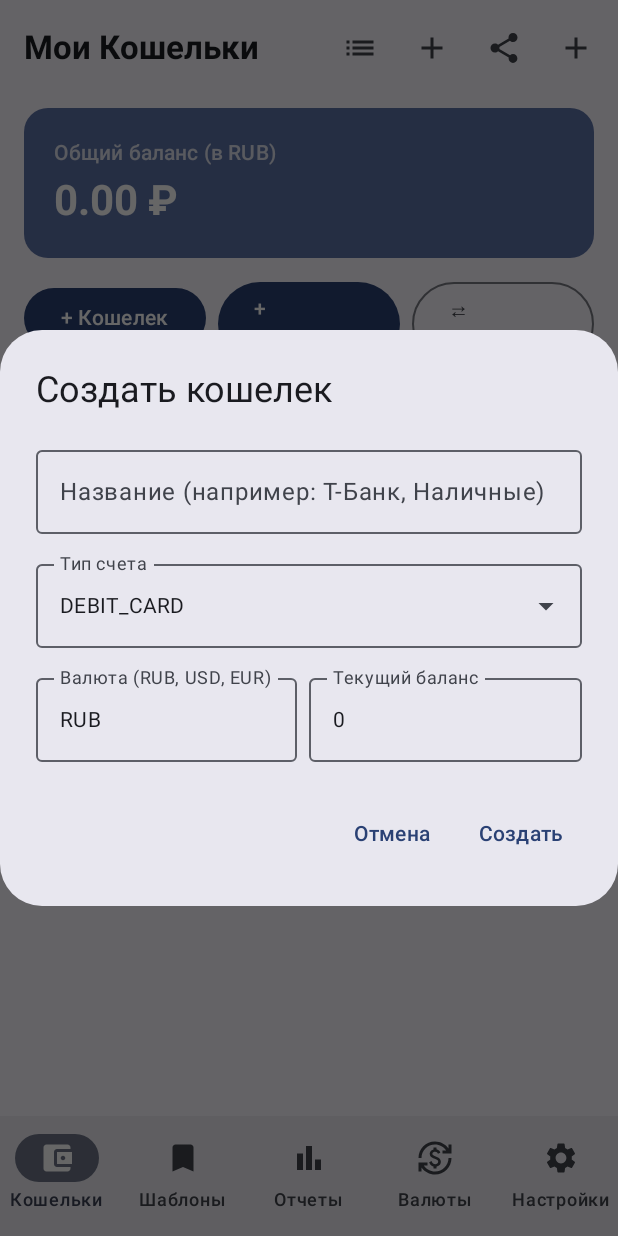
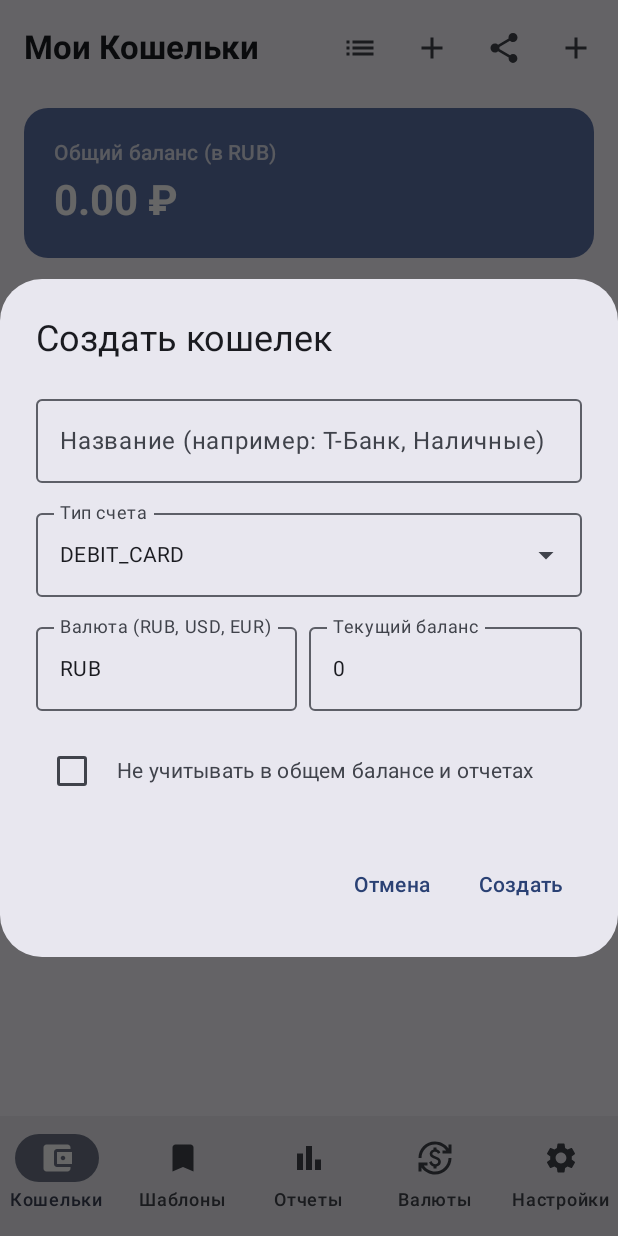
Before and after one commit to nikman/moneybox_next, an Android app built with Jetpack Compose: the WalletsScreen screen opened through its navigation route, after a tap on "+ Кошелек", on a phone screen of 412 x 824 dp. Run offline under Robolectric (Android 15) with nearby library versions, the phone set to English and light mode, and no system bars; our stand-ins replace Room's generated code.

Commit message:
Add support for excluding wallets from total balance and analytics
* Increment database version to 4 and add `excludeFromBalance` column to `WalletEntity`.
* Update `WalletsViewModel` to exclude flagged wallets from the total balance calculation and support the property in `createWallet`.
* Filter out excluded wallets and their transactions from totals, category breakdowns, trends, and monthly balances in `AnalyticsViewModel`.
* Add exclusion toggle checkbox in `AddWalletDialog` when creating or editing a wallet.
* Update `WalletCard` in `WalletsScreen` to show a lock icon indicator and dimmed styling for excluded wallets.

```diff
--- a/core/database/src/main/java/com/niku/moneybox/core/database/AppDatabase.kt
+++ b/core/database/src/main/java/com/niku/moneybox/core/database/AppDatabase.kt
@@ -17,10 +17,10 @@ import com.niku.moneybox.core.database.model.TransactionTagCrossRef
 import com.niku.moneybox.core.database.model.WalletEntity
 
 /**
- * Главный класс базы данных Room модуля :core:database (Версия 3).
+ * Главный класс базы данных Room модуля :core:database (Версия 4).
  *
  * Регистрирует сущности:
- * - [WalletEntity]
+ * - [WalletEntity] (версия 4: поле excludeFromBalance)
  * - [TransactionEntity]
  * - [CategoryEntity]
  * - [PaymentTemplateEntity]
@@ -36,7 +36,7 @@ import com.niku.moneybox.core.database.model.WalletEntity
         TagEntity::class,
         TransactionTagCrossRef::class
     ],
-    version = 3,
+    version = 4,
     exportSchema = false
 )
 @TypeConverters(RoomConverters::class)
--- a/features/analytics/src/main/java/com/niku/analytics/ui/AnalyticsViewModel.kt
+++ b/features/analytics/src/main/java/com/niku/analytics/ui/AnalyticsViewModel.kt
@@ -53,7 +53,7 @@ private val ChartPalette = listOf(
 )
 
 /**
- * ViewModel модуля аналитики с мультивалютным пересчетом данных.
+ * ViewModel модуля аналитики с мультивалютным пересчетом данных и фильтрацией скрытых счетов.
  */
 @OptIn(ExperimentalCoroutinesApi::class)
 class AnalyticsViewModel(
@@ -122,6 +122,20 @@ class AnalyticsViewModel(
         val defaultCurrency = flows[6] as String
         val rates = flows[7] as Map<String, Double>
 
+        // Исключаем скроенные кошельки и транзакции по ним
+        val excludedWalletIds = wallets.filter { it.excludeFromBalance }.map { it.id }.toSet()
+        val activeWallets = wallets.filter { !it.excludeFromBalance }
+
+        val activePeriodTransactions = periodTransactions.filter { tx ->
+            val wId = tx.fromWalletId ?: tx.toWalletId
+            wId == null || !excludedWalletIds.contains(wId)
+        }
+
+        val activeAllTransactions = allTransactions.filter { tx ->
+            val wId = tx.fromWalletId ?: tx.toWalletId
+            wId == null || !excludedWalletIds.contains(wId)
+        }
+
         val walletMap = wallets.associateBy { it.id }
         val categoryMap = categories.associateBy { it.id }
 
@@ -131,18 +145,18 @@ class AnalyticsViewModel(
             return CurrencyFormatter.convert(this.amount, currency, defaultCurrency, rates)
         }
 
-        // Расчет общих сумм за период в базовой валюте
-        val totalIncome = periodTransactions
+        // Расчет общих сумм только по активным счетам
+        val totalIncome = activePeriodTransactions
             .filter { it.type == TransactionType.INCOME }
             .sumOf { it.getAmountInDefault() }
 
-        val totalExpense = periodTransactions
+        val totalExpense = activePeriodTransactions
             .filter { it.type == TransactionType.EXPENSE }
             .sumOf { it.getAmountInDefault() }
 
         val netBalance = totalIncome - totalExpense
 
-        val filteredTransactions = periodTransactions.filter { it.type == type }
+        val filteredTransactions = activePeriodTransactions.filter { it.type == type }
         val targetTotal = if (type == TransactionType.INCOME) totalIncome else totalExpense
 
         val categoryGrouped = filteredTransactions.groupBy { it.categoryId }
@@ -165,8 +179,8 @@ class AnalyticsViewModel(
             )
         }.sortedByDescending { it.amount }
 
-        val trendPoints = calculateTrendPoints(periodTransactions, period, walletMap, defaultCurrency, rates)
-        val monthlyBalancePoints = calculate12MonthBalancePoints(wallets, allTransactions, defaultCurrency, rates)
+        val trendPoints = calculateTrendPoints(activePeriodTransactions, period, walletMap, defaultCurrency, rates)
+        val monthlyBalancePoints = calculate12MonthBalancePoints(activeWallets, activeAllTransactions, defaultCurrency, rates)
 
         AnalyticsUiState(
             selectedPeriod = period,
@@ -247,7 +261,6 @@ class AnalyticsViewModel(
 
         val walletMap = wallets.associateBy { it.id }
 
-        // Общий баланс всех кошельков в базовой валюте
         val currentTotalBalance = wallets.sumOf { wallet ->
             CurrencyFormatter.convert(wallet.balance, wallet.currency, defaultCurrency, rates)
         }
--- a/features/wallets/src/main/java/com/niku/wallets/ui/WalletsViewModel.kt
+++ b/features/wallets/src/main/java/com/niku/wallets/ui/WalletsViewModel.kt
@@ -29,7 +29,7 @@ import kotlinx.coroutines.flow.stateIn
 import kotlinx.coroutines.launch
 
 /**
- * Состояние UI для экрана управления кошельками (с поддержкой тегов).
+ * Состояние UI для экрана управления кошельками.
  */
 data class WalletsUiState(
     val wallets: List<WalletEntity> = emptyList(),
@@ -88,9 +88,12 @@ class WalletsViewModel(
 
         val transactions = txsWithTags.map { it.transaction }
 
-        val total = wallets.sumOf { wallet ->
-            CurrencyFormatter.convert(wallet.balance, wallet.currency, defaultCurrency, rates)
-        }
+        // Исключаем кошельки с флагом excludeFromBalance из общего итогового баланса
+        val total = wallets
+            .filter { !it.excludeFromBalance }
+            .sumOf { wallet ->
+                CurrencyFormatter.convert(wallet.balance, wallet.currency, defaultCurrency, rates)
+            }
 
         WalletsUiState(
             wallets = wallets,
@@ -184,7 +187,8 @@ class WalletsViewModel(
         name: String,
         type: WalletType,
         currency: String = "RUB",
-        initialBalance: Double = 0.0
+        initialBalance: Double = 0.0,
+        excludeFromBalance: Boolean = false
     ) {
         viewModelScope.launch {
             runCatching {
@@ -192,7 +196,8 @@ class WalletsViewModel(
                     name = name,
                     type = type,
                     currency = currency,
-                    balance = initialBalance
+                    balance = initialBalance,
+                    excludeFromBalance = excludeFromBalance
                 )
                 walletDao.insertWallet(wallet)
             }
@@ -313,9 +318,6 @@ class WalletsViewModel(
         }
     }
 
-    /**
-     * Умный импорт из CSV выписки.
-     */
     fun importCsv(context: Context, uri: Uri, onResult: (Boolean, String) -> Unit) {
         viewModelScope.launch {
             runCatching {
--- a/features/wallets/src/main/java/com/niku/wallets/ui/dialogs/AddWalletDialog.kt
+++ b/features/wallets/src/main/java/com/niku/wallets/ui/dialogs/AddWalletDialog.kt
@@ -1,5 +1,6 @@
 package com.niku.wallets.ui.dialogs
 
+import androidx.compose.foundation.clickable
 import androidx.compose.foundation.layout.Arrangement
 import androidx.compose.foundation.layout.Column
 import androidx.compose.foundation.layout.Row
@@ -7,10 +8,12 @@ import androidx.compose.foundation.layout.Spacer
 import androidx.compose.foundation.layout.fillMaxWidth
 import androidx.compose.foundation.layout.height
 import androidx.compose.foundation.layout.padding
+import androidx.compose.foundation.layout.width
 import androidx.compose.foundation.text.KeyboardOptions
 import androidx.compose.material.icons.Icons
 import androidx.compose.material.icons.filled.Delete
 import androidx.compose.material3.AlertDialog
+import androidx.compose.material3.Checkbox
 import androidx.compose.material3.DropdownMenuItem
 import androidx.compose.material3.ExperimentalMaterial3Api
 import androidx.compose.material3.ExposedDropdownMenuBox
@@ -34,7 +37,7 @@ import com.niku.moneybox.core.database.model.WalletEntity
 import com.niku.moneybox.core.database.model.WalletType
 
 /**
- * Диалоговое окно создания или редактирования кошелька с поддержкой удаления.
+ * Диалоговое окно создания или редактирования кошелька с возможностью исключения из общего баланса и отчетов.
  */
 @OptIn(ExperimentalMaterial3Api::class)
 @Composable
@@ -43,12 +46,13 @@ fun AddWalletDialog(
     defaultCurrency: String = "RUB",
     onDismiss: () -> Unit,
     onDelete: (() -> Unit)? = null,
-    onConfirm: (name: String, type: WalletType, currency: String, initialBalance: Double) -> Unit
+    onConfirm: (name: String, type: WalletType, currency: String, initialBalance: Double, excludeFromBalance: Boolean) -> Unit
 ) {
     var name by remember { mutableStateOf(initialWallet?.name ?: "") }
     var selectedType by remember { mutableStateOf(initialWallet?.type ?: WalletType.DEBIT_CARD) }
     var currency by remember { mutableStateOf(initialWallet?.currency ?: defaultCurrency) }
     var balanceText by remember { mutableStateOf(initialWallet?.balance?.toString() ?: "0") }
+    var excludeFromBalance by remember { mutableStateOf(initialWallet?.excludeFromBalance ?: false) }
     var expanded by remember { mutableStateOf(false) }
 
     var showDeleteConfirmDialog by remember { mutableStateOf(false) }
@@ -138,6 +142,26 @@ fun AddWalletDialog(
                         modifier = Modifier.weight(1f)
                     )
                 }
+
+                Spacer(modifier = Modifier.height(12.dp))
+
+                Row(
+                    modifier = Modifier
+                        .fillMaxWidth()
+                        .clickable { excludeFromBalance = !excludeFromBalance }
+                        .padding(vertical = 4.dp),
+                    verticalAlignment = Alignment.CenterVertically
+                ) {
+                    Checkbox(
+                        checked = excludeFromBalance,
+                        onCheckedChange = { excludeFromBalance = it }
+                    )
+                    Spacer(modifier = Modifier.width(6.dp))
+                    Text(
+                        text = "Не учитывать в общем балансе и отчетах",
+                        style = MaterialTheme.typography.bodyMedium
+                    )
+                }
             }
         },
         confirmButton = {
@@ -145,7 +169,7 @@ fun AddWalletDialog(
                 onClick = {
                     if (name.isNotBlank()) {
                         val balance = balanceText.toDoubleOrNull() ?: 0.0
-                        onConfirm(name.trim(), selectedType, currency.trim().ifEmpty { defaultCurrency }, balance)
+                        onConfirm(name.trim(), selectedType, currency.trim().ifEmpty { defaultCurrency }, balance, excludeFromBalance)
                     }
                 }
             ) {
@@ -166,7 +190,6 @@ fun AddWalletDialog(
         }
     )
 
-    // Подтверждение удаления кошелька и всех его транзакций
     if (showDeleteConfirmDialog) {
         AlertDialog(
             onDismissRequest = { showDeleteConfirmDialog = false },
--- a/gradle.properties
+++ b/gradle.properties
@@ -18,3 +18,4 @@ org.gradle.configuration-cache=true
 # Kotlin code style for this project: "official" or "obsolete":
 kotlin.code.style=official
 android.disallowKotlinSourceSets=false
+android.injected.testOnly=false
```
Also changed, not shown: core/database/src/main/java/com/niku/moneybox/core/database/model/WalletEntity.kt (+6 -6 lines), features/wallets/src/main/java/com/niku/wallets/ui/WalletsScreen.kt (+33 -12 lines), app/src/main/AndroidManifest.xml (line endings or trailing spaces).
